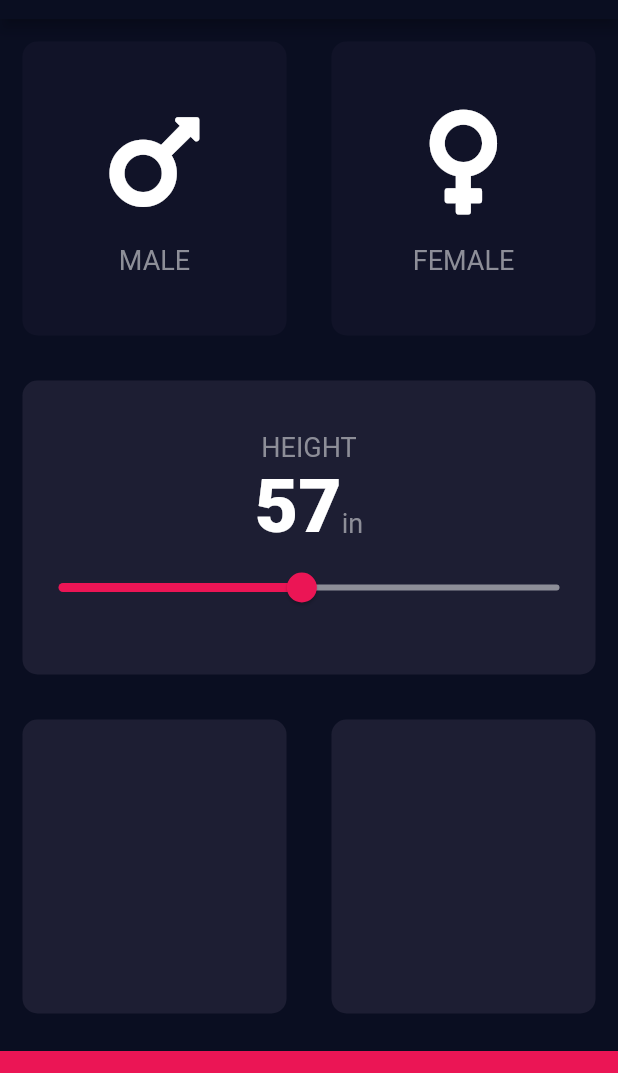
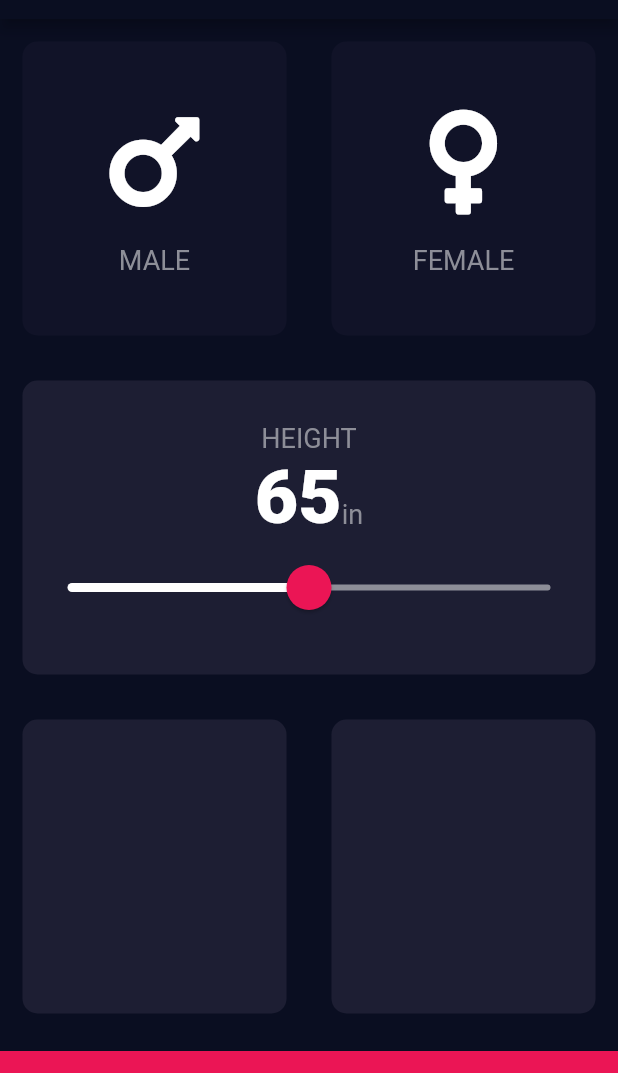
Before and after one commit to Jrod7938/bmi_calculator, a Flutter app: the screen it shows after launch, on a phone screen of 412 x 824 dp, the part 65-1138 px from its top. Run offline on Flutter 3.47's test engine with Material 2 defaults, Android fonts, the phone set to English and light mode, and no system bars; our stand-ins replace font_awesome_flutter.

Commit message:
fixed slider colors

```diff
--- a/lib/input_page.dart
+++ b/lib/input_page.dart
@@ -18,7 +18,7 @@ class InputPage extends StatefulWidget {
 
 class _InputPageState extends State<InputPage> {
   Gender selectedGender;
-  int height = 57;
+  int height = 65;
 
   @override
   Widget build(BuildContext context) {
@@ -92,17 +92,27 @@ class _InputPageState extends State<InputPage> {
                       ),
                     ],
                   ),
-                  Slider(
+                  SliderTheme(
+                    data: SliderTheme.of(context).copyWith(
+                      inactiveTrackColor: Color(0xFF8D8E98),
+                      activeTrackColor: Colors.white,
+                      thumbColor: Color(0xFFEB1555),
+                      overlayColor: Color(0x29EB1555),
+                      thumbShape:
+                          RoundSliderThumbShape(enabledThumbRadius: 15.0),
+                      overlayShape:
+                          RoundSliderOverlayShape(overlayRadius: 30.0),
+                    ),
+                    child: Slider(
                       value: height.toDouble(),
                       min: 40.0,
-                    max: 75.0,
-                    activeColor: Color(0xFFEB1555),
-                    inactiveColor: Color(0xFF8D8E98),
+                      max: 90.0,
                       onChanged: (double newValue) {
                         setState(() {
                           height = newValue.round();
                         });
                       },
+                    ),
                   ),
                 ],
               ),
```
Lines whose indentation alone changed are shown as unchanged.
